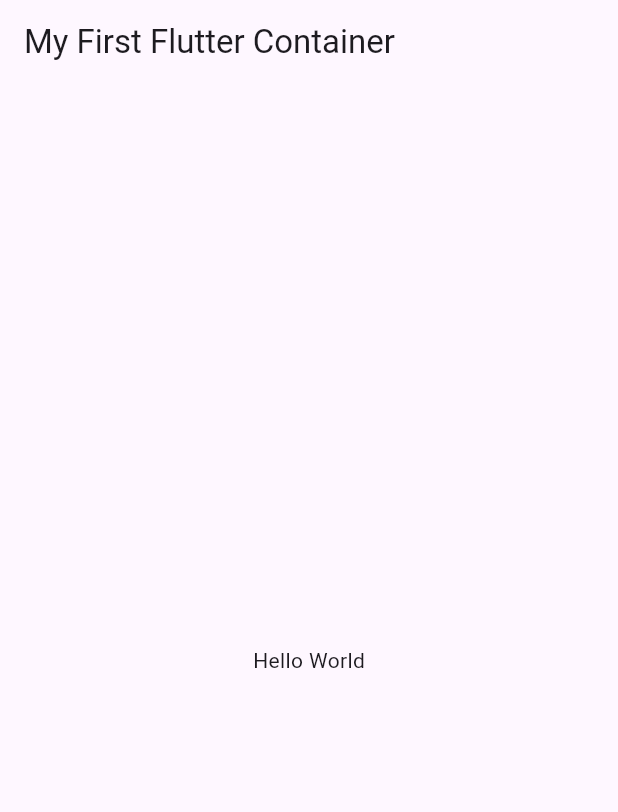
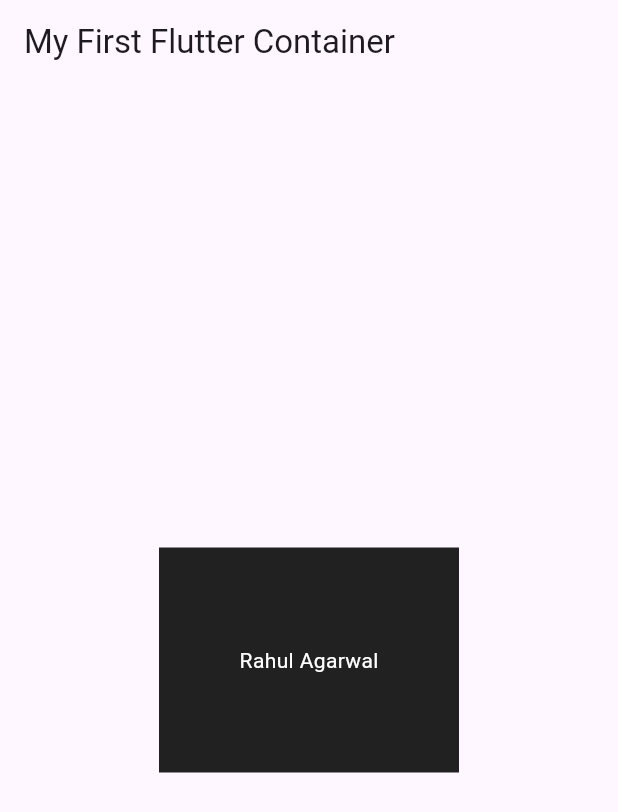
Before and after one commit to heyRahull/flutter, a Flutter app: the screen it shows after launch, on a phone screen of 412 x 824 dp. Shown: the top 812 px of the screen. Run offline on Flutter 3.47's test engine with Material 3 defaults, Android fonts, the light colour scheme and no system bars.

Commit message:
Exercise on Center Container

```diff
--- a/lib/main.dart
+++ b/lib/main.dart
@@ -10,10 +10,21 @@ class MyApp extends StatelessWidget {
     return MaterialApp(
       home: Scaffold(
         appBar: AppBar(title: Text("My First Flutter Container")),
-      //  body: Text("Hello World"),
-      body: Center(
-        child : Text("Hello World")
-      )
+        //  Exercise on Center Widget - Create a container, make it center and
+        //  add a text and make it center of container.
+        body: Center(
+          child: Container(
+            width: 200,
+            height: 150,
+            color: Colors.black87,
+            child: Center(
+              child: Text(
+                "Rahul Agarwal",
+                style: TextStyle(color: Colors.white),
+              ),
+            ),
+          ),
+        ),
       ),
     );
   }
```
